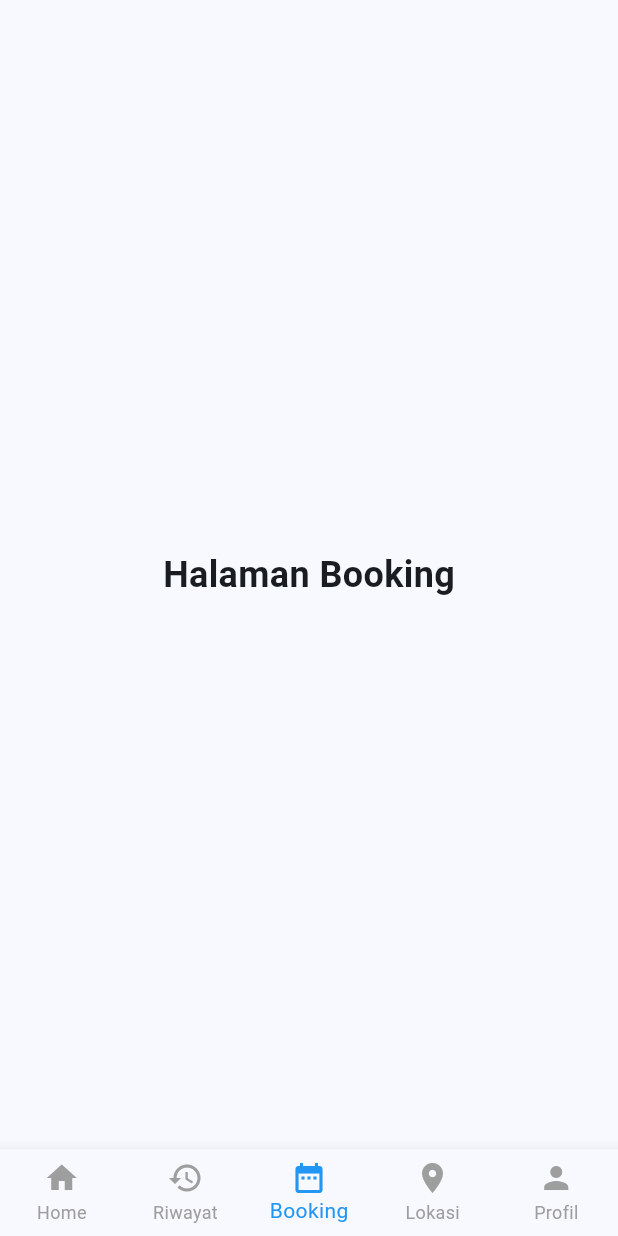
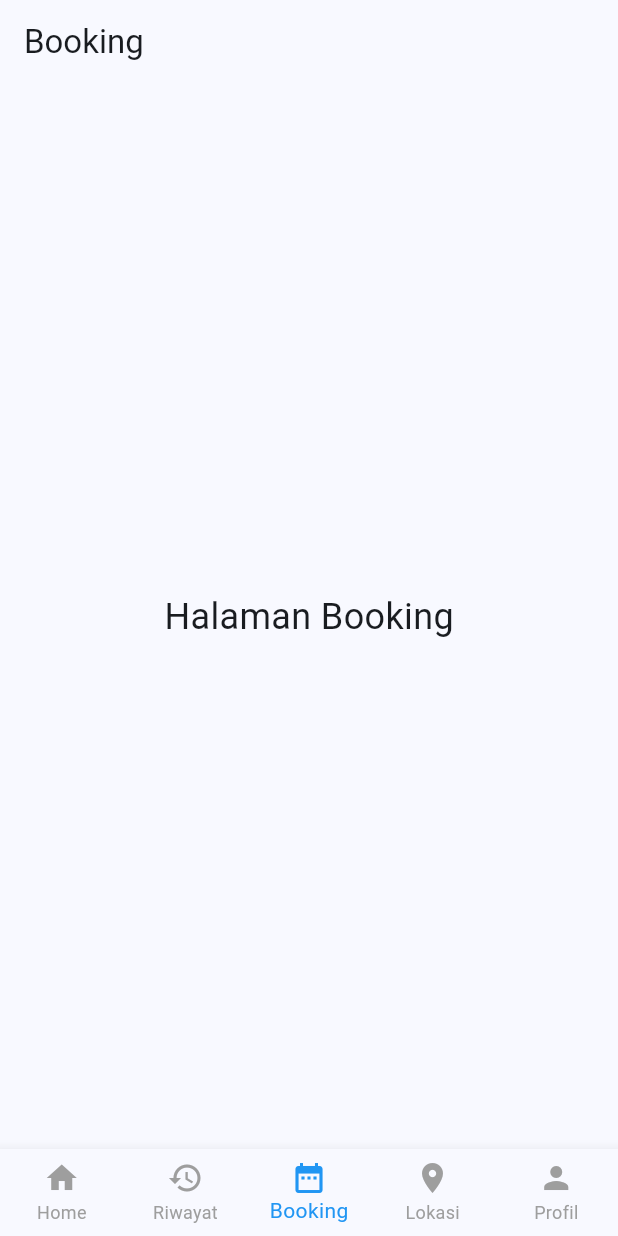
Before and after one commit to beoke/bengkel_flutter, a Flutter app: the screen it shows after launch, item 3 of the bottom bar chosen, on a phone screen of 412 x 824 dp. Run offline on Flutter 3.47's test engine with Material 3 defaults, Android fonts, the phone set to English and light mode, and no system bars; our stand-ins replace animate_do.

Commit message:
rotasi ke halaman booking

```diff
--- /dev/null
+++ b/lib/booking/bookingjadwal.dart
@@ -0,0 +1,21 @@
+// booking/bookingjadwal.dart
+import 'package:flutter/material.dart';
+
+class BookingScreen extends StatelessWidget {
+  const BookingScreen({super.key});
+
+  @override
+  Widget build(BuildContext context) {
+    return Scaffold(
+      appBar: AppBar(
+        title: const Text('Booking'),
+      ),
+      body: const Center(
+        child: Text(
+          'Halaman Booking',
+          style: TextStyle(fontSize: 24),
+        ),
+      ),
+    );
+  }
+}
--- a/lib/main.dart
+++ b/lib/main.dart
@@ -1,6 +1,7 @@
 import 'package:bengkel_flutter/login_regis/login.dart';
 import 'package:flutter/material.dart';
 import 'profile/profile.dart';
+import 'booking/bookingjadwal.dart';
 
 void main() {
   runApp(const MyApp());
@@ -36,7 +37,7 @@ class _MainScreenState extends State<MainScreen> {
   final List<Widget> _pages = [
     const HomePage(), // home page
     const HistoryPage(), // history page
-    const BookingPage(), // booking page
+    const BookingScreen(), // booking page
     const LocationPage(), // location page
     const UserProfileScreen(), // profile page
   ];
@@ -442,16 +443,21 @@ class HistoryPage extends StatelessWidget {
   }
 }
 
-// Halaman Booking
-class BookingPage extends StatelessWidget {
-  const BookingPage({super.key});
+class BooKing extends StatelessWidget {
+  const BooKing({super.key});
 
   @override
   Widget build(BuildContext context) {
-    return const Center(
-      child: Text(
-        'Halaman Booking',
-        style: TextStyle(fontSize: 24, fontWeight: FontWeight.bold),
+    return Scaffold(
+      body: Center(
+        child: GestureDetector(
+          onTap: () {
+            Navigator.push(
+              context,
+              MaterialPageRoute(builder: (context) => const BookingScreen()),
+            );
+          },
+        ),
       ),
     );
   }
```
